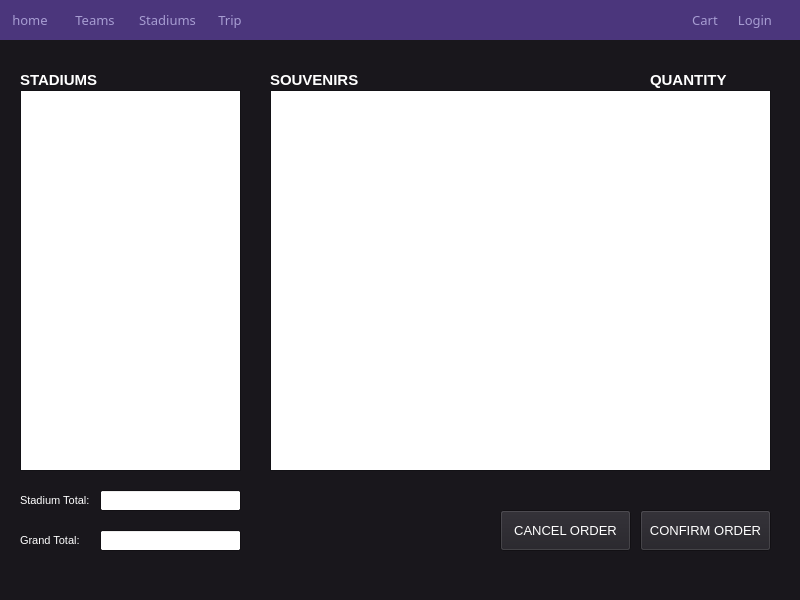
This is BaseballProject/mainwindow.ui in cs1d-baseballproject/Baseball-Project---CS1D as Qt 5 draws it before an edit. The edited form follows.
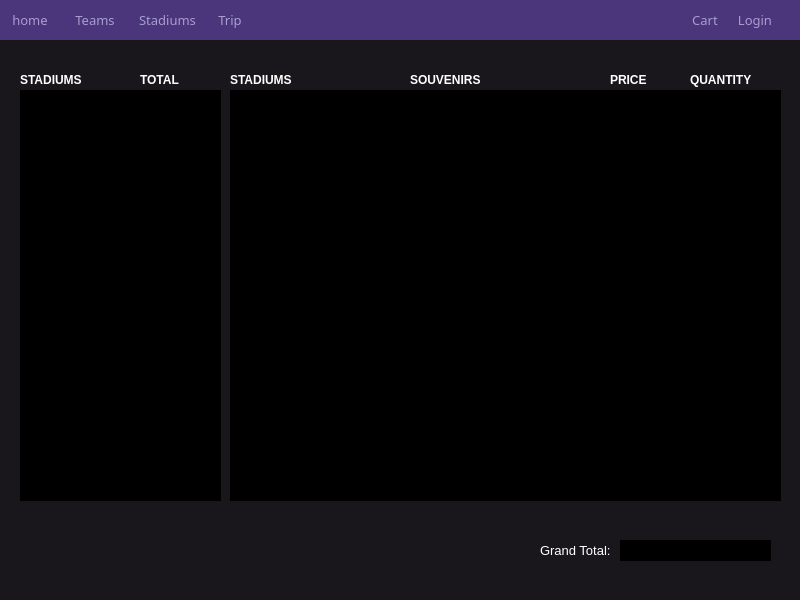
This is the edited form. The open tabs and pages were chosen to show the change.

Commit message: finished cart/receipt screen

What changed in the file:
```diff
--- a/BaseballProject/mainwindow.ui
+++ b/BaseballProject/mainwindow.ui
@@ -1920,39 +1920,19 @@
      </widget>
     </widget>
     <widget class="QWidget" name="cartPage">
-     <widget class="QTableView" name="productsTable">
-      <property name="geometry">
-       <rect>
-        <x>270</x>
-        <y>50</y>
-        <width>501</width>
-        <height>381</height>
-       </rect>
-      </property>
-     </widget>
-     <widget class="QListView" name="stadiumListCheckout">
-      <property name="geometry">
-       <rect>
-        <x>20</x>
-        <y>50</y>
-        <width>221</width>
-        <height>381</height>
-       </rect>
-      </property>
-     </widget>
      <widget class="QLabel" name="label_26">
       <property name="geometry">
        <rect>
-        <x>20</x>
+        <x>230</x>
         <y>30</y>
-        <width>121</width>
+        <width>91</width>
         <height>20</height>
        </rect>
       </property>
       <property name="font">
        <font>
         <family>Nirmala UI</family>
-        <pointsize>11</pointsize>
+        <pointsize>9</pointsize>
         <weight>75</weight>
         <bold>true</bold>
        </font>
@@ -1961,40 +1941,11 @@
        <string>STADIUMS</string>
       </property>
      </widget>
-     <widget class="QLabel" name="label_27">
-      <property name="geometry">
-       <rect>
-        <x>20</x>
-        <y>450</y>
-        <width>81</width>
-        <height>21</height>
-       </rect>
-      </property>
-      <property name="font">
-       <font>
-        <family>Nirmala UI</family>
-        <pointsize>8</pointsize>
-       </font>
-      </property>
-      <property name="text">
-       <string>Stadium Total:</string>
-      </property>
-     </widget>
-     <widget class="QLineEdit" name="stadiumTotal">
-      <property name="geometry">
-       <rect>
-        <x>100</x>
-        <y>450</y>
-        <width>141</width>
-        <height>21</height>
-       </rect>
-      </property>
-     </widget>
      <widget class="QLabel" name="label_28">
       <property name="geometry">
        <rect>
-        <x>20</x>
-        <y>490</y>
+        <x>540</x>
+        <y>500</y>
         <width>81</width>
         <height>21</height>
        </rect>
@@ -2002,7 +1953,7 @@
       <property name="font">
        <font>
         <family>Nirmala UI</family>
-        <pointsize>8</pointsize>
+        <pointsize>10</pointsize>
        </font>
       </property>
       <property name="text">
@@ -2012,55 +1963,57 @@
      <widget class="QLineEdit" name="grandTotal">
       <property name="geometry">
        <rect>
-        <x>100</x>
-        <y>490</y>
-        <width>141</width>
+        <x>620</x>
+        <y>500</y>
+        <width>151</width>
         <height>21</height>
        </rect>
       </property>
-     </widget>
-     <widget class="QPushButton" name="cancelOrder">
-      <property name="geometry">
-       <rect>
-        <x>500</x>
-        <y>470</y>
-        <width>131</width>
-        <height>41</height>
-       </rect>
+      <property name="palette">
+       <palette>
+        <active>
+         <colorrole role="Base">
+          <brush brushstyle="SolidPattern">
+           <color alpha="255">
+            <red>0</red>
+            <green>0</green>
+            <blue>0</blue>
+           </color>
+          </brush>
+         </colorrole>
+        </active>
+        <inactive>
+         <colorrole role="Base">
+          <brush brushstyle="SolidPattern">
+           <color alpha="255">
+            <red>0</red>
+            <green>0</green>
+            <blue>0</blue>
+           </color>
+          </brush>
+         </colorrole>
+        </inactive>
+        <disabled>
+         <colorrole role="Base">
+          <brush brushstyle="SolidPattern">
+           <color alpha="255">
+            <red>255</red>
+            <green>255</green>
+            <blue>255</blue>
+           </color>
+          </brush>
+         </colorrole>
+        </disabled>
+       </palette>
       </property>
-      <property name="font">
-       <font>
-        <family>Nirmala UI</family>
-        <pointsize>10</pointsize>
-       </font>
-      </property>
-      <property name="text">
-       <string>CANCEL ORDER</string>
-      </property>
-     </widget>
-     <widget class="QPushButton" name="confirmOrder">
-      <property name="geometry">
-       <rect>
-        <x>640</x>
-        <y>470</y>
-        <width>131</width>
-        <height>41</height>
-       </rect>
-      </property>
-      <property name="font">
-       <font>
-        <family>Nirmala UI</family>
-        <pointsize>10</pointsize>
-       </font>
-      </property>
-      <property name="text">
-       <string>CONFIRM ORDER</string>
+      <property name="frame">
+       <bool>false</bool>
       </property>
      </widget>
      <widget class="QLabel" name="label_29">
       <property name="geometry">
        <rect>
-        <x>270</x>
+        <x>410</x>
         <y>30</y>
         <width>121</width>
         <height>20</height>
@@ -2069,7 +2022,7 @@
       <property name="font">
        <font>
         <family>Nirmala UI</family>
-        <pointsize>11</pointsize>
+        <pointsize>9</pointsize>
         <weight>75</weight>
         <bold>true</bold>
        </font>
@@ -2081,16 +2034,16 @@
      <widget class="QLabel" name="label_30">
       <property name="geometry">
        <rect>
-        <x>650</x>
+        <x>690</x>
         <y>30</y>
-        <width>121</width>
+        <width>81</width>
         <height>20</height>
        </rect>
       </property>
       <property name="font">
        <font>
         <family>Nirmala UI</family>
-        <pointsize>11</pointsize>
+        <pointsize>9</pointsize>
         <weight>75</weight>
         <bold>true</bold>
        </font>
@@ -2099,6 +2052,563 @@
        <string>QUANTITY</string>
       </property>
      </widget>
+     <widget class="QLabel" name="label_31">
+      <property name="geometry">
+       <rect>
+        <x>610</x>
+        <y>30</y>
+        <width>41</width>
+        <height>20</height>
+       </rect>
+      </property>
+      <property name="font">
+       <font>
+        <family>Nirmala UI</family>
+        <pointsize>9</pointsize>
+        <weight>75</weight>
+        <bold>true</bold>
+       </font>
+      </property>
+      <property name="text">
+       <string>PRICE</string>
+      </property>
+     </widget>
+     <widget class="QLabel" name="label_27">
+      <property name="geometry">
+       <rect>
+        <x>20</x>
+        <y>30</y>
+        <width>91</width>
+        <height>20</height>
+       </rect>
+      </property>
+      <property name="font">
+       <font>
+        <family>Nirmala UI</family>
+        <pointsize>9</pointsize>
+        <weight>75</weight>
+        <bold>true</bold>
+       </font>
+      </property>
+      <property name="text">
+       <string>STADIUMS</string>
+      </property>
+     </widget>
+     <widget class="QLabel" name="label_32">
+      <property name="geometry">
+       <rect>
+        <x>140</x>
+        <y>30</y>
+        <width>51</width>
+        <height>20</height>
+       </rect>
+      </property>
+      <property name="font">
+       <font>
+        <family>Nirmala UI</family>
+        <pointsize>9</pointsize>
+        <weight>75</weight>
+        <bold>true</bold>
+       </font>
+      </property>
+      <property name="text">
+       <string>TOTAL</string>
+      </property>
+     </widget>
+     <widget class="QListWidget" name="listWidget_receipt_stadiums">
+      <property name="geometry">
+       <rect>
+        <x>230</x>
+        <y>50</y>
+        <width>181</width>
+        <height>411</height>
+       </rect>
+      </property>
+      <property name="palette">
+       <palette>
+        <active>
+         <colorrole role="Base">
+          <brush brushstyle="SolidPattern">
+           <color alpha="255">
+            <red>0</red>
+            <green>0</green>
+            <blue>0</blue>
+           </color>
+          </brush>
+         </colorrole>
+         <colorrole role="AlternateBase">
+          <brush brushstyle="SolidPattern">
+           <color alpha="255">
+            <red>81</red>
+            <green>81</green>
+            <blue>81</blue>
+           </color>
+          </brush>
+         </colorrole>
+        </active>
+        <inactive>
+         <colorrole role="Base">
+          <brush brushstyle="SolidPattern">
+           <color alpha="255">
+            <red>0</red>
+            <green>0</green>
+            <blue>0</blue>
+           </color>
+          </brush>
+         </colorrole>
+         <colorrole role="AlternateBase">
+          <brush brushstyle="SolidPattern">
+           <color alpha="255">
+            <red>81</red>
+            <green>81</green>
+            <blue>81</blue>
+           </color>
+          </brush>
+         </colorrole>
+        </inactive>
+        <disabled>
+         <colorrole role="Base">
+          <brush brushstyle="SolidPattern">
+           <color alpha="255">
+            <red>255</red>
+            <green>255</green>
+            <blue>255</blue>
+           </color>
+          </brush>
+         </colorrole>
+         <colorrole role="AlternateBase">
+          <brush brushstyle="SolidPattern">
+           <color alpha="255">
+            <red>81</red>
+            <green>81</green>
+            <blue>81</blue>
+           </color>
+          </brush>
+         </colorrole>
+        </disabled>
+       </palette>
+      </property>
+      <property name="frameShape">
+       <enum>QFrame::NoFrame</enum>
+      </property>
+      <property name="alternatingRowColors">
+       <bool>true</bool>
+      </property>
+     </widget>
+     <widget class="QListWidget" name="listWidget_stadiumTotals">
+      <property name="geometry">
+       <rect>
+        <x>20</x>
+        <y>50</y>
+        <width>121</width>
+        <height>411</height>
+       </rect>
+      </property>
+      <property name="palette">
+       <palette>
+        <active>
+         <colorrole role="Base">
+          <brush brushstyle="SolidPattern">
+           <color alpha="255">
+            <red>0</red>
+            <green>0</green>
+            <blue>0</blue>
+           </color>
+          </brush>
+         </colorrole>
+         <colorrole role="AlternateBase">
+          <brush brushstyle="SolidPattern">
+           <color alpha="255">
+            <red>81</red>
+            <green>81</green>
+            <blue>81</blue>
+           </color>
+          </brush>
+         </colorrole>
+        </active>
+        <inactive>
+         <colorrole role="Base">
+          <brush brushstyle="SolidPattern">
+           <color alpha="255">
+            <red>0</red>
+            <green>0</green>
+            <blue>0</blue>
+           </color>
+          </brush>
+         </colorrole>
+         <colorrole role="AlternateBase">
+          <brush brushstyle="SolidPattern">
+           <color alpha="255">
+            <red>81</red>
+            <green>81</green>
+            <blue>81</blue>
+           </color>
+          </brush>
+         </colorrole>
+        </inactive>
+        <disabled>
+         <colorrole role="Base">
+          <brush brushstyle="SolidPattern">
+           <color alpha="255">
+            <red>255</red>
+            <green>255</green>
+            <blue>255</blue>
+           </color>
+          </brush>
+         </colorrole>
+         <colorrole role="AlternateBase">
+          <brush brushstyle="SolidPattern">
+           <color alpha="255">
+            <red>81</red>
+            <green>81</green>
+            <blue>81</blue>
+           </color>
+          </brush>
+         </colorrole>
+        </disabled>
+       </palette>
+      </property>
+      <property name="frameShape">
+       <enum>QFrame::NoFrame</enum>
+      </property>
+      <property name="alternatingRowColors">
+       <bool>true</bool>
+      </property>
+     </widget>
+     <widget class="QListWidget" name="listWidget_receipt_souvenirs">
+      <property name="geometry">
+       <rect>
+        <x>410</x>
+        <y>50</y>
+        <width>201</width>
+        <height>411</height>
+       </rect>
+      </property>
+      <property name="palette">
+       <palette>
+        <active>
+         <colorrole role="Base">
+          <brush brushstyle="SolidPattern">
+           <color alpha="255">
+            <red>0</red>
+            <green>0</green>
+            <blue>0</blue>
+           </color>
+          </brush>
+         </colorrole>
+         <colorrole role="AlternateBase">
+          <brush brushstyle="SolidPattern">
+           <color alpha="255">
+            <red>81</red>
+            <green>81</green>
+            <blue>81</blue>
+           </color>
+          </brush>
+         </colorrole>
+        </active>
+        <inactive>
+         <colorrole role="Base">
+          <brush brushstyle="SolidPattern">
+           <color alpha="255">
+            <red>0</red>
+            <green>0</green>
+            <blue>0</blue>
+           </color>
+          </brush>
+         </colorrole>
+         <colorrole role="AlternateBase">
+          <brush brushstyle="SolidPattern">
+           <color alpha="255">
+            <red>81</red>
+            <green>81</green>
+            <blue>81</blue>
+           </color>
+          </brush>
+         </colorrole>
+        </inactive>
+        <disabled>
+         <colorrole role="Base">
+          <brush brushstyle="SolidPattern">
+           <color alpha="255">
+            <red>255</red>
+            <green>255</green>
+            <blue>255</blue>
+           </color>
+          </brush>
+         </colorrole>
+         <colorrole role="AlternateBase">
+          <brush brushstyle="SolidPattern">
+           <color alpha="255">
+            <red>81</red>
+            <green>81</green>
+            <blue>81</blue>
+           </color>
+          </brush>
+         </colorrole>
+        </disabled>
+       </palette>
+      </property>
+      <property name="frameShape">
+       <enum>QFrame::NoFrame</enum>
+      </property>
+      <property name="alternatingRowColors">
+       <bool>true</bool>
+      </property>
+     </widget>
+     <widget class="QListWidget" name="listWidget_receipt_price">
+      <property name="geometry">
+       <rect>
+        <x>610</x>
+        <y>50</y>
+        <width>81</width>
+        <height>411</height>
+       </rect>
+      </property>
+      <property name="palette">
+       <palette>
+        <active>
+         <colorrole role="Base">
+          <brush brushstyle="SolidPattern">
+           <color alpha="255">
+            <red>0</red>
+            <green>0</green>
+            <blue>0</blue>
+           </color>
+          </brush>
+         </colorrole>
+         <colorrole role="AlternateBase">
+          <brush brushstyle="SolidPattern">
+           <color alpha="255">
+            <red>81</red>
+            <green>81</green>
+            <blue>81</blue>
+           </color>
+          </brush>
+         </colorrole>
+        </active>
+        <inactive>
+         <colorrole role="Base">
+          <brush brushstyle="SolidPattern">
+           <color alpha="255">
+            <red>0</red>
+            <green>0</green>
+            <blue>0</blue>
+           </color>
+          </brush>
+         </colorrole>
+         <colorrole role="AlternateBase">
+          <brush brushstyle="SolidPattern">
+           <color alpha="255">
+            <red>81</red>
+            <green>81</green>
+            <blue>81</blue>
+           </color>
+          </brush>
+         </colorrole>
+        </inactive>
+        <disabled>
+         <colorrole role="Base">
+          <brush brushstyle="SolidPattern">
+           <color alpha="255">
+            <red>255</red>
+            <green>255</green>
+            <blue>255</blue>
+           </color>
+          </brush>
+         </colorrole>
+         <colorrole role="AlternateBase">
+          <brush brushstyle="SolidPattern">
+           <color alpha="255">
+            <red>81</red>
+            <green>81</green>
+            <blue>81</blue>
+           </color>
+          </brush>
+         </colorrole>
+        </disabled>
+       </palette>
+      </property>
+      <property name="frameShape">
+       <enum>QFrame::NoFrame</enum>
+      </property>
+      <property name="alternatingRowColors">
+       <bool>true</bool>
+      </property>
+     </widget>
+     <widget class="QListWidget" name="listWidget_receipt_quantity">
+      <property name="geometry">
+       <rect>
+        <x>690</x>
+        <y>50</y>
+        <width>91</width>
+        <height>411</height>
+       </rect>
+      </property>
+      <property name="palette">
+       <palette>
+        <active>
+         <colorrole role="Base">
+          <brush brushstyle="SolidPattern">
+           <color alpha="255">
+            <red>0</red>
+            <green>0</green>
+            <blue>0</blue>
+           </color>
+          </brush>
+         </colorrole>
+         <colorrole role="AlternateBase">
+          <brush brushstyle="SolidPattern">
+           <color alpha="255">
+            <red>81</red>
+            <green>81</green>
+            <blue>81</blue>
+           </color>
+          </brush>
+         </colorrole>
+        </active>
+        <inactive>
+         <colorrole role="Base">
+          <brush brushstyle="SolidPattern">
+           <color alpha="255">
+            <red>0</red>
+            <green>0</green>
+            <blue>0</blue>
+           </color>
+          </brush>
+         </colorrole>
+         <colorrole role="AlternateBase">
+          <brush brushstyle="SolidPattern">
+           <color alpha="255">
+            <red>81</red>
+            <green>81</green>
+            <blue>81</blue>
+           </color>
+          </brush>
+         </colorrole>
+        </inactive>
+        <disabled>
+         <colorrole role="Base">
+          <brush brushstyle="SolidPattern">
+           <color alpha="255">
+            <red>255</red>
+            <green>255</green>
+            <blue>255</blue>
+           </color>
+          </brush>
+         </colorrole>
+         <colorrole role="AlternateBase">
+          <brush brushstyle="SolidPattern">
+           <color alpha="255">
+            <red>81</red>
+            <green>81</green>
+            <blue>81</blue>
+           </color>
+          </brush>
+         </colorrole>
+        </disabled>
+       </palette>
+      </property>
+      <property name="frameShape">
+       <enum>QFrame::NoFrame</enum>
+      </property>
+      <property name="alternatingRowColors">
+       <bool>true</bool>
+      </property>
+     </widget>
+     <widget class="QListWidget" name="listWidget_totals">
+      <property name="geometry">
+       <rect>
+        <x>140</x>
+        <y>50</y>
+        <width>81</width>
+        <height>411</height>
+       </rect>
+      </property>
+      <property name="palette">
+       <palette>
+        <active>
+         <colorrole role="Base">
+          <brush brushstyle="SolidPattern">
+           <color alpha="255">
+            <red>0</red>
+            <green>0</green>
+            <blue>0</blue>
+           </color>
+          </brush>
+         </colorrole>
+         <colorrole role="AlternateBase">
+          <brush brushstyle="SolidPattern">
+           <color alpha="255">
+            <red>81</red>
+            <green>81</green>
+            <blue>81</blue>
+           </color>
+          </brush>
+         </colorrole>
+        </active>
+        <inactive>
+         <colorrole role="Base">
+          <brush brushstyle="SolidPattern">
+           <color alpha="255">
+            <red>0</red>
+            <green>0</green>
+            <blue>0</blue>
+           </color>
+          </brush>
+         </colorrole>
+         <colorrole role="AlternateBase">
+          <brush brushstyle="SolidPattern">
+           <color alpha="255">
+            <red>81</red>
+            <green>81</green>
+            <blue>81</blue>
+           </color>
+          </brush>
+         </colorrole>
+        </inactive>
+        <disabled>
+         <colorrole role="Base">
+          <brush brushstyle="SolidPattern">
+           <color alpha="255">
+            <red>255</red>
+            <green>255</green>
+            <blue>255</blue>
+           </color>
+          </brush>
+         </colorrole>
+         <colorrole role="AlternateBase">
+          <brush brushstyle="SolidPattern">
+           <color alpha="255">
+            <red>81</red>
+            <green>81</green>
+            <blue>81</blue>
+           </color>
+          </brush>
+         </colorrole>
+        </disabled>
+       </palette>
+      </property>
+      <property name="frameShape">
+       <enum>QFrame::NoFrame</enum>
+      </property>
+      <property name="alternatingRowColors">
+       <bool>true</bool>
+      </property>
+     </widget>
+     <zorder>label_26</zorder>
+     <zorder>label_28</zorder>
+     <zorder>grandTotal</zorder>
+     <zorder>label_29</zorder>
+     <zorder>label_30</zorder>
+     <zorder>label_31</zorder>
+     <zorder>label_27</zorder>
+     <zorder>label_32</zorder>
+     <zorder>listWidget_stadiumTotals</zorder>
+     <zorder>listWidget_receipt_stadiums</zorder>
+     <zorder>listWidget_receipt_souvenirs</zorder>
+     <zorder>listWidget_receipt_price</zorder>
+     <zorder>listWidget_receipt_quantity</zorder>
+     <zorder>listWidget_totals</zorder>
     </widget>
     <widget class="QWidget" name="tripPage"/>
     <widget class="QWidget" name="infoPage">
```
Left out of the diff: 4 changed lines with no effect on the pictures. The commit also changes 13 other files.
